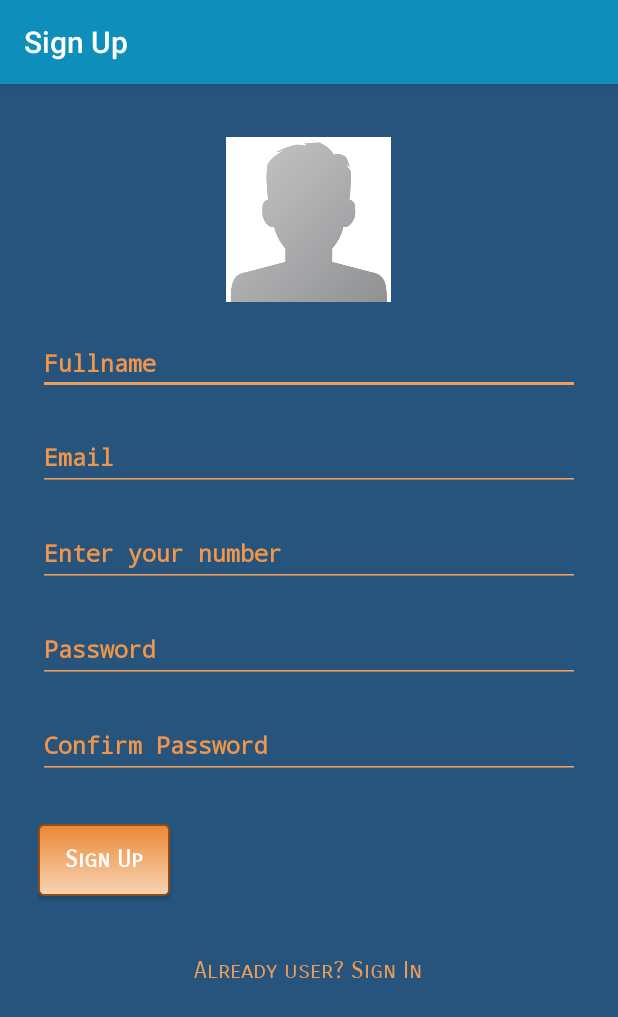
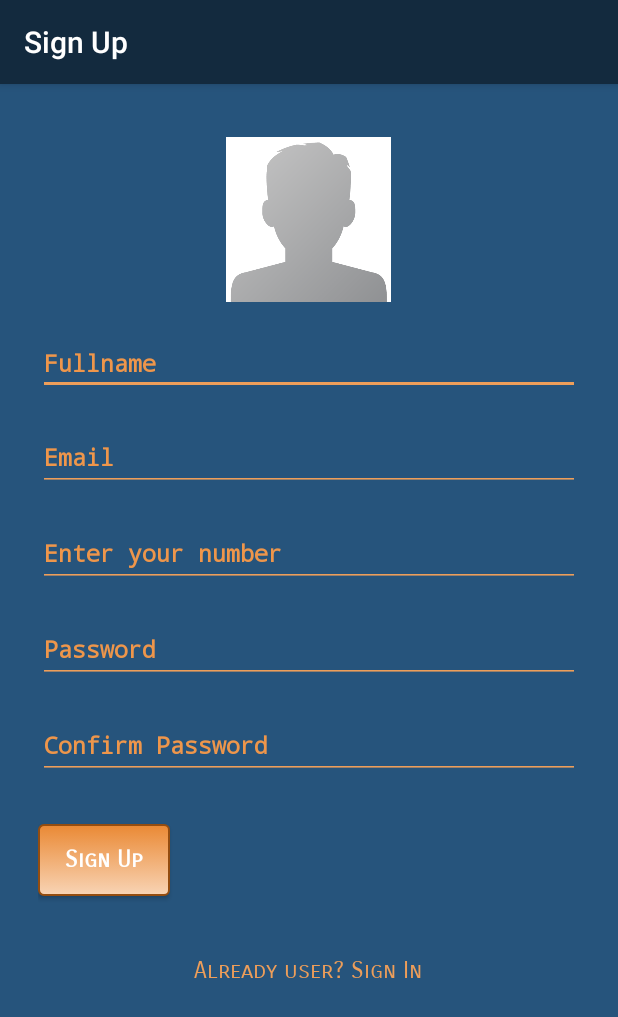
Before and after one commit to nityachinchani/MobileApp, an Android app: the screen it shows after launch (SignUpActivity), after a tap on an icon or button, on a phone screen of 412 x 824 dp. Shown: the top 1017 px of the screen. Run offline under Robolectric (Android 15) with nearby library versions, the phone set to English and light mode, and no system bars; our stand-ins replace Firebase (no records; nobody signed in at launch, a user with empty details on screens opened directly); 2 other taps on this screen came first.

Commit message:
Changing Colors to make it sexier

```diff
--- a/app/src/main/res/layout/activity_spinner_row.xml
+++ b/app/src/main/res/layout/activity_spinner_row.xml
@@ -3,7 +3,7 @@
     android:orientation="vertical"
     android:layout_width="match_parent"
     android:layout_height="match_parent"
-    android:background="#132A3E">
+    android:background="#18354E">
 
     <TextView
         android:id="@+id/text_id"
--- a/app/src/main/res/layout/fragment_explore.xml
+++ b/app/src/main/res/layout/fragment_explore.xml
@@ -10,7 +10,7 @@
     <LinearLayout
         android:layout_width="match_parent"
         android:layout_height="wrap_content"
-        android:background="#132A3E"
+        android:background="#18354E"
         android:orientation="horizontal">
 
         <Spinner
--- a/app/src/main/res/values/colors.xml
+++ b/app/src/main/res/values/colors.xml
@@ -1,6 +1,6 @@
 <?xml version="1.0" encoding="utf-8"?>
 <resources>
-    <color name="colorPrimary">#0E8EBA</color>
+    <color name="colorPrimary">#132A3E</color>
     <color name="colorPrimaryDark">#FF3700B3</color>
     <color name="colorAccent">#FF03DAC5</color>
     <color name="color_blue">#FFBDE4E8</color>
```
Also changed, not shown: app/src/main/res/layout/fragment_chats.xml (+4 -4 lines).
